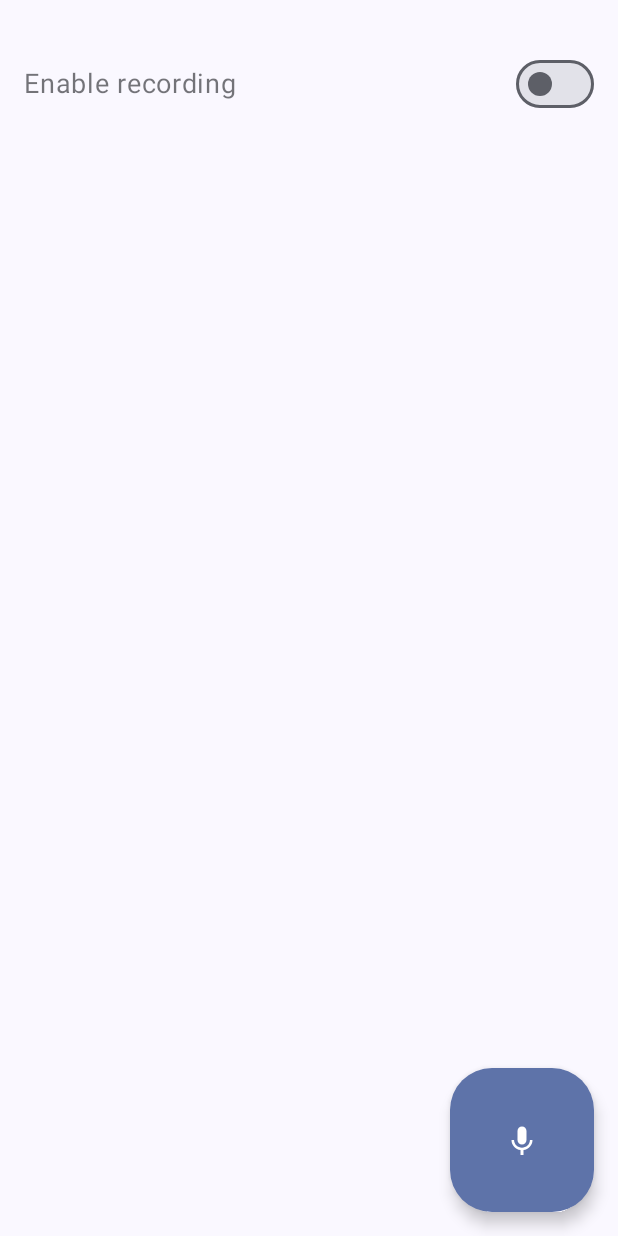
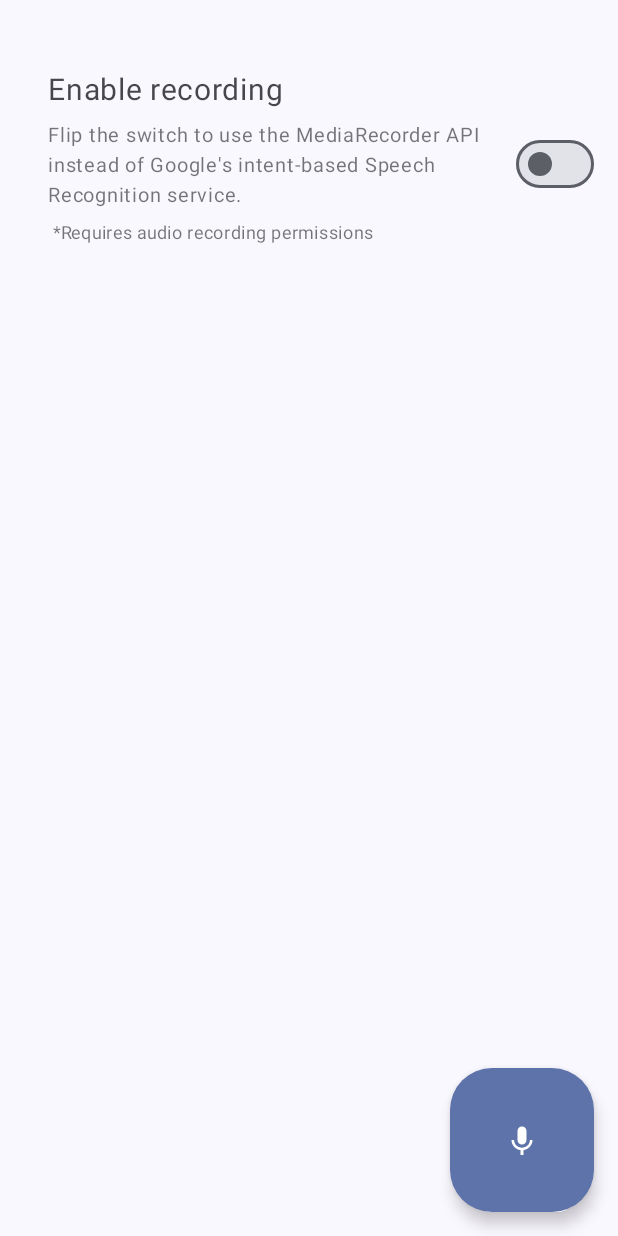
Before and after one commit to ManchiGitHub/SpeechToTextExample, an Android app built with Jetpack Compose: the screen it shows after launch (MainActivity), on a phone screen of 412 x 824 dp. Run offline under Robolectric (Android 15) with nearby library versions, the phone set to English and light mode, and no system bars.

Commit message:
feature:recording

```diff
--- a/app/src/main/AndroidManifest.xml
+++ b/app/src/main/AndroidManifest.xml
@@ -3,6 +3,7 @@
     xmlns:tools="http://schemas.android.com/tools">
 
     <uses-permission android:name="android.permission.RECORD_AUDIO" />
+    <uses-feature android:name="android.hardware.microphone" android:required="true" />
 
     <application
         android:allowBackup="true"
--- a/app/src/main/java/com/example/myapplication/components/InstructionsText.kt
+++ b/app/src/main/java/com/example/myapplication/components/InstructionsText.kt
@@ -1,16 +1,22 @@
 package com.example.myapplication.components
 
 import androidx.compose.foundation.background
+import androidx.compose.foundation.layout.Column
+import androidx.compose.foundation.layout.fillMaxWidth
+import androidx.compose.foundation.layout.padding
 import androidx.compose.material3.MaterialTheme
 import androidx.compose.material3.Text
 import androidx.compose.runtime.Composable
 import androidx.compose.ui.Modifier
 import androidx.compose.ui.draw.alpha
+import androidx.compose.ui.res.stringResource
 import androidx.compose.ui.text.style.TextAlign
 import androidx.compose.ui.text.style.TextOverflow
 import androidx.compose.ui.tooling.preview.Preview
 import androidx.compose.ui.unit.TextUnit
+import androidx.compose.ui.unit.dp
 import androidx.compose.ui.unit.sp
+import com.example.myapplication.R
 import theme.MyApplicationTheme
 
 @Preview
@@ -18,7 +24,8 @@ import theme.MyApplicationTheme
 fun PreviewSpeechToTextScreen() {
     MyApplicationTheme {
         InstructionsText(
-            modifier = Modifier.background(MaterialTheme.colorScheme.background)
+            modifier = Modifier.background(MaterialTheme.colorScheme.background),
+            text = stringResource(R.string.enable_recording)
         )
     }
 }
@@ -27,14 +34,33 @@ fun PreviewSpeechToTextScreen() {
 fun InstructionsText(
     modifier: Modifier = Modifier,
     text: String = "",
-    fontSize : TextUnit = 18.sp
+    subtext: String = "",
+    asteriskText: String = "",
+    textSize: TextUnit = 18.sp
 ) {
-    Text(
-        text = text,
-        textAlign = TextAlign.Start,
-        fontSize = fontSize,
-        maxLines = 1,
-        overflow = TextOverflow.Ellipsis,
-        modifier = modifier.alpha(0.6f)
-    )
+    Column(modifier = modifier.fillMaxWidth()) {
+        Text(
+            modifier = Modifier.alpha(0.8f),
+            text = text,
+            textAlign = TextAlign.Start,
+            fontSize = textSize,
+            maxLines = 1,
+            overflow = TextOverflow.Ellipsis
+        )
+        Text(
+            modifier = Modifier
+                .alpha(0.6f)
+                .padding(top = 8.dp),
+            lineHeight = textSize,
+            text = subtext,
+            fontSize = textSize.div(1.5)
+        )
+        Text(
+            modifier = Modifier
+                .alpha(0.6f).padding(3.dp),
+            text = asteriskText,
+            fontSize = textSize.div(1.7)
+        )
+    }
+
 }
--- a/app/src/main/java/com/example/myapplication/home/HomeLayout.kt
+++ b/app/src/main/java/com/example/myapplication/home/HomeLayout.kt
@@ -2,7 +2,6 @@ package com.example.myapplication.home
 
 import android.Manifest
 import android.content.pm.PackageManager
-import android.widget.Toast
 import androidx.activity.compose.rememberLauncherForActivityResult
 import androidx.activity.result.contract.ActivityResultContracts
 import androidx.compose.foundation.background
@@ -35,6 +34,7 @@ import androidx.compose.ui.platform.LocalContext
 import androidx.compose.ui.res.stringResource
 import androidx.compose.ui.tooling.preview.Preview
 import androidx.compose.ui.unit.dp
+import androidx.compose.ui.unit.sp
 import androidx.core.content.ContextCompat
 import androidx.navigation.compose.rememberNavController
 import com.example.myapplication.R
@@ -48,7 +48,7 @@ fun PreviewHomeLayout() {
     val navController = rememberNavController()
     MyApplicationTheme {
         HomeLayout(
-            modifier = Modifier.background(MaterialTheme.colorScheme.background),
+            modifier = Modifier.background(MaterialTheme.colorScheme.background).padding(16.dp),
         )
     }
 }
@@ -111,7 +111,7 @@ fun HomeLayout(
         snackbarHost = { SnackbarHost(hostState = snackbarHostState) },
         floatingActionButton = {
             LargeFloatingActionButton(
-                onClick = onLaunchSpeechToText
+                onClick = { onLaunchSpeechToText() }
             ) {
                 Icon(
                     imageVector = Icons.Filled.KeyboardVoice,
@@ -133,7 +133,11 @@ fun HomeLayout(
                     .padding(top = 16.dp)
             ) {
                 InstructionsText(
-                    text = stringResource(R.string.switch_to_use_the_microphone_directly)
+                    modifier.weight(1f),
+                    textSize = 20.sp,
+                    text = stringResource(R.string.enable_recording),
+                    subtext = stringResource(R.string.flip_the_switch_to_use_the_mediarecorder),
+                    asteriskText = stringResource(R.string.requires_audio_recording_permissions),
                 )
                 Switch(
                     checked = isRecordCheck,
--- a/app/src/main/java/com/example/myapplication/home/HomeNavGraph.kt
+++ b/app/src/main/java/com/example/myapplication/home/HomeNavGraph.kt
@@ -15,7 +15,7 @@ fun NavGraphBuilder.homeNavGraph(navController: NavController) {
         composable(
             route = HomeNavOptions.Main.name,
             content = {
-                HomeScreen(navController = navController)
+                HomeScreen()
             }
         )
     }
--- a/app/src/main/java/com/example/myapplication/home/HomeScreen.kt
+++ b/app/src/main/java/com/example/myapplication/home/HomeScreen.kt
@@ -1,25 +1,17 @@
 package com.example.myapplication.home
 
-import android.Manifest
-import android.content.pm.PackageManager
-import android.widget.Toast
-import androidx.activity.compose.rememberLauncherForActivityResult
-import androidx.activity.result.contract.ActivityResultContracts
 import androidx.compose.foundation.background
 import androidx.compose.foundation.layout.padding
 import androidx.compose.material3.MaterialTheme
 import androidx.compose.material3.SnackbarHostState
 import androidx.compose.runtime.Composable
-import androidx.compose.runtime.LaunchedEffect
 import androidx.compose.runtime.getValue
 import androidx.compose.runtime.mutableStateOf
 import androidx.compose.runtime.remember
 import androidx.compose.runtime.setValue
 import androidx.compose.ui.Modifier
-import androidx.compose.ui.platform.LocalContext
 import androidx.compose.ui.tooling.preview.Preview
 import androidx.compose.ui.unit.dp
-import androidx.core.content.ContextCompat
 import androidx.navigation.NavController
 import androidx.navigation.compose.rememberNavController
 import theme.MyApplicationTheme
@@ -32,7 +24,6 @@ fun PreviewHomeScreen() {
         HomeScreen(
             modifier = Modifier
                 .background(MaterialTheme.colorScheme.background),
-            navController = navController
         )
     }
 }
@@ -40,18 +31,14 @@ fun PreviewHomeScreen() {
 @Composable
 fun HomeScreen(
     modifier: Modifier = Modifier,
-    speechToText: SpeechToText = SpeechToText(),
-    navController: NavController,
 ) {
     val snackbarHostState = remember { SnackbarHostState() }
     var speechTextResult by remember { mutableStateOf("") }
-    val speechLauncher = speechToText.rememberSpeechIntentLauncher {
-        speechTextResult = it
-    }
+    val speechLauncher = rememberSpeechIntentLauncher { speechTextResult = it }
 
     HomeLayout(
         modifier = modifier.padding(16.dp),
         snackbarHostState = snackbarHostState,
-        onLaunchSpeechToText = { speechLauncher.launch(speechToText.intent) }
+        onLaunchSpeechToText = { speechLauncher.launch(SpeechIntent) }
     )
 }
--- a/app/src/main/java/com/example/myapplication/home/SpeechToText.kt
+++ b/app/src/main/java/com/example/myapplication/home/SpeechToText.kt
@@ -7,18 +7,22 @@ import androidx.activity.compose.rememberLauncherForActivityResult
 import androidx.activity.result.ActivityResultLauncher
 import androidx.activity.result.contract.ActivityResultContracts
 import androidx.compose.runtime.Composable
+import androidx.compose.runtime.Stable
+import androidx.compose.runtime.remember
 import java.util.Locale
 
-class SpeechToText {
-
-    val intent = Intent(RecognizerIntent.ACTION_RECOGNIZE_SPEECH).apply {
-        putExtra(RecognizerIntent.EXTRA_LANGUAGE_MODEL, RecognizerIntent.LANGUAGE_MODEL_FREE_FORM)
+val SpeechIntent = Intent(RecognizerIntent.ACTION_RECOGNIZE_SPEECH).apply {
+    putExtra(
+        RecognizerIntent.EXTRA_LANGUAGE_MODEL,
+        RecognizerIntent.LANGUAGE_MODEL_FREE_FORM
+    )
     putExtra(RecognizerIntent.EXTRA_LANGUAGE, Locale.getDefault())
     putExtra(RecognizerIntent.EXTRA_PROMPT, "Say something...")
 }
 
 @Composable
 fun rememberSpeechIntentLauncher(onResult: (textResult: String) -> Unit): ActivityResultLauncher<Intent> {
+
     val launcher = rememberLauncherForActivityResult(
         contract = ActivityResultContracts.StartActivityForResult(),
         onResult = { result ->
@@ -33,4 +37,3 @@ class SpeechToText {
 
     return launcher
 }
-}
--- a/app/src/main/res/values/strings.xml
+++ b/app/src/main/res/values/strings.xml
@@ -1,5 +1,7 @@
 <resources>
     <string name="app_name">My Application</string>
     <string name="speech_to_text_action_button">Speech to Text action button</string>
-    <string name="switch_to_use_the_microphone_directly">Enable recording</string>
+    <string name="enable_recording">Enable recording</string>
+    <string name="flip_the_switch_to_use_the_mediarecorder">Flip the switch to use the MediaRecorder API instead of Google\'s intent-based Speech Recognition service.</string>
+    <string name="requires_audio_recording_permissions">*Requires audio recording permissions</string>
 </resources>
```
Also changed, not shown: app/build.gradle.kts (+9 -3 lines), build.gradle.kts (+20 -1 lines). Lines whose indentation alone changed are shown as unchanged.
